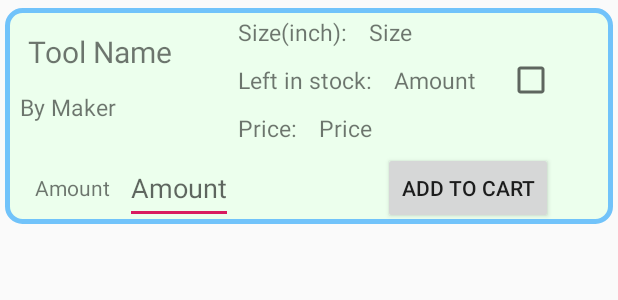
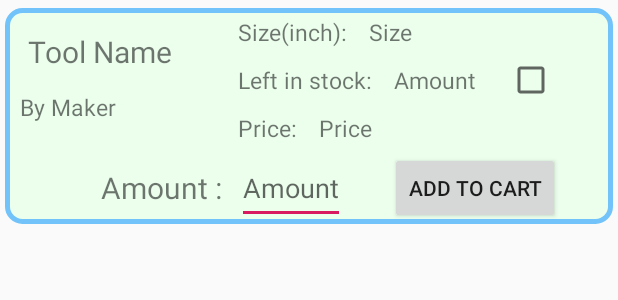
Before and after one commit to Seoha57/ToolStore, an Android app: the layout list_item.xml on its own in the app's theme, with its tools: preview values and no code run, on a phone screen of 412 x 824 dp. Shown: the top 300 px of the screen. Run offline under Robolectric (Android 15) with nearby library versions, the phone set to English and light mode, and no system bars; network calls fail.

Commit message:
ddd
Layer is shown when item is selected.
Deal all cases of using.
Make apk file.

```diff
--- a/app/src/main/res/layout/list_item.xml
+++ b/app/src/main/res/layout/list_item.xml
@@ -132,28 +132,31 @@
         android:id="@+id/layer_addToCart"
         android:layout_width="match_parent"
         android:layout_height="match_parent"
-        android:orientation="horizontal">
+        android:orientation="horizontal"
+        android:gravity="right">
 
         <TextView
             android:layout_width="wrap_content"
             android:layout_height="match_parent"
-            android:text="@string/str_toolAmount"
-            android:layout_marginLeft="20dp"
-            android:gravity="center"/>
+            android:text="Amount :"
+            android:textSize="20sp"
+            android:gravity="center"
+            android:layout_marginRight="10dp" />
 
         <EditText
             android:id="@+id/et_amountItem"
             android:hint="@string/str_toolAmount"
             android:layout_width="wrap_content"
             android:layout_height="match_parent"
-            android:layout_marginLeft="10dp"
-            android:layout_marginRight="100dp"/>
+            android:layout_marginRight="30dp"
+            android:inputType="numberSigned"/>
 
         <Button
             android:id="@+id/btn_addToCart"
             android:layout_width="wrap_content"
             android:layout_height="match_parent"
-            android:text="@string/str_addToCart"/>
+            android:text="@string/str_addToCart"
+            android:layout_marginRight="35dp"/>
 
     </LinearLayout>
 
--- a/app/src/main/res/values/strings.xml
+++ b/app/src/main/res/values/strings.xml
@@ -25,5 +25,4 @@
     <string name="str_category">Category</string>
     <string name="str_describe">Describe</string>
     <string name="str_addToCart">ADD TO CART</string>
-
 </resources>
```
Also changed, not shown: app/src/main/java/com/example/toolstore/ItemInfoAdapter.java (+50 -3 lines), 2 other files.
